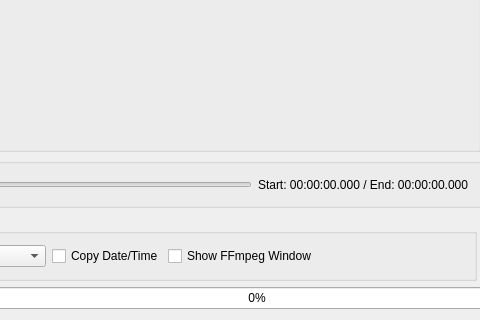
Jimmy-Baby/ClipCutter, file src/ClipCutter/ccmainwindow.ui: the form before one commit; both pictures show x 380 to 860 and y 400 to 720 of the 1280 by 720 pixel window.
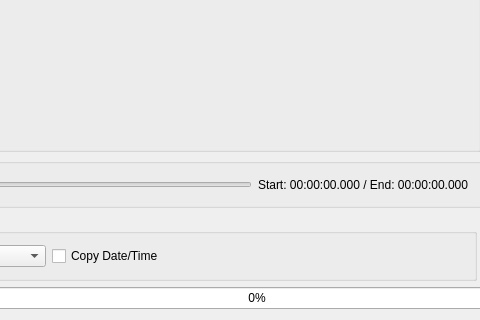
The form after the commit. Icons and pictures are not drawn.

Patch:
```diff
--- a/src/ClipCutter/ccmainwindow.ui
+++ b/src/ClipCutter/ccmainwindow.ui
@@ -305,19 +305,6 @@
          </property>
         </widget>
        </item>
-       <item>
-        <widget class="QCheckBox" name="checkboxShowFfmpeg">
-         <property name="maximumSize">
-          <size>
-           <width>145</width>
-           <height>16777215</height>
-          </size>
-         </property>
-         <property name="text">
-          <string>Show FFmpeg Window</string>
-         </property>
-        </widget>
-       </item>
        <item>
         <spacer name="horizontalSpacer">
          <property name="orientation">
```
Left out of the diff: 2 changed lines with no effect on the pictures.
